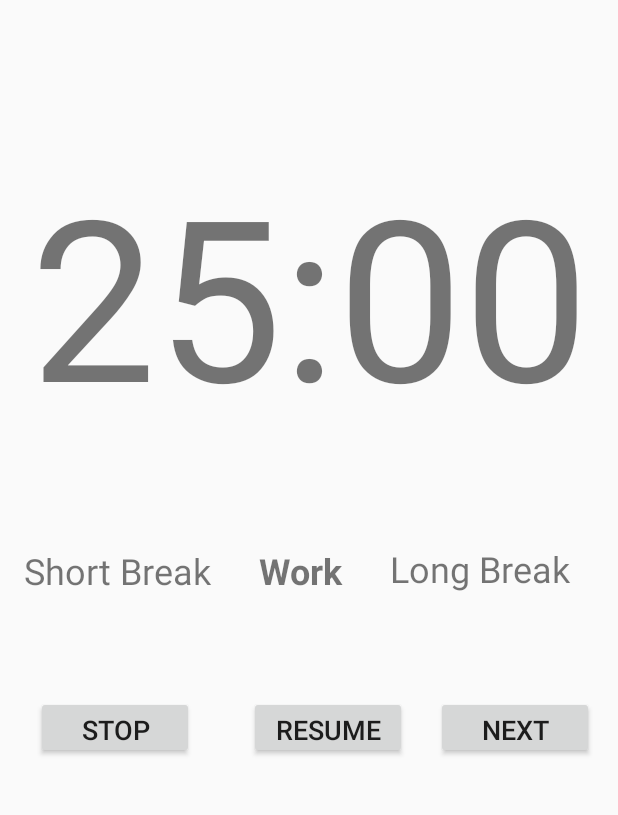
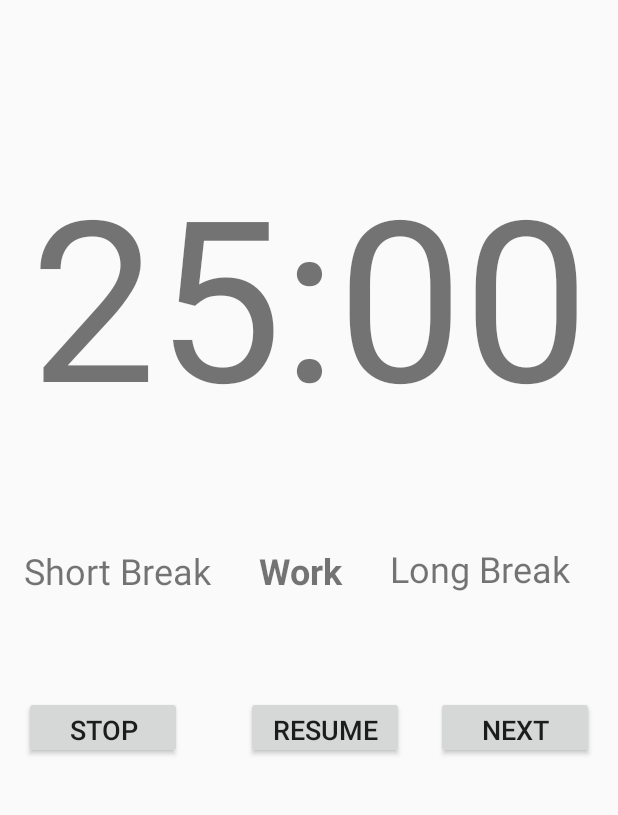
Before and after one commit to CuriousIbrahim/focus-timer, an Android app: the screen it shows after launch (MainActivity), on a phone screen of 412 x 824 dp, the part 339-1154 px from its top. Run offline under Robolectric (Android 15) with nearby library versions, the phone set to English and light mode, and no system bars.

Commit message:
Update margin of left button

```diff
--- a/app/src/main/res/layout/activity_main.xml
+++ b/app/src/main/res/layout/activity_main.xml
@@ -49,8 +49,8 @@
         android:id="@+id/stop"
         android:layout_width="105dp"
         android:layout_height="42dp"
-        android:layout_marginStart="24dp"
-        android:layout_marginLeft="24dp"
+        android:layout_marginStart="16dp"
+        android:layout_marginLeft="16dp"
         android:text="Stop"
         android:textSize="18sp"
         app:layout_constraintBottom_toBottomOf="@+id/startAndStopToggle"
```
